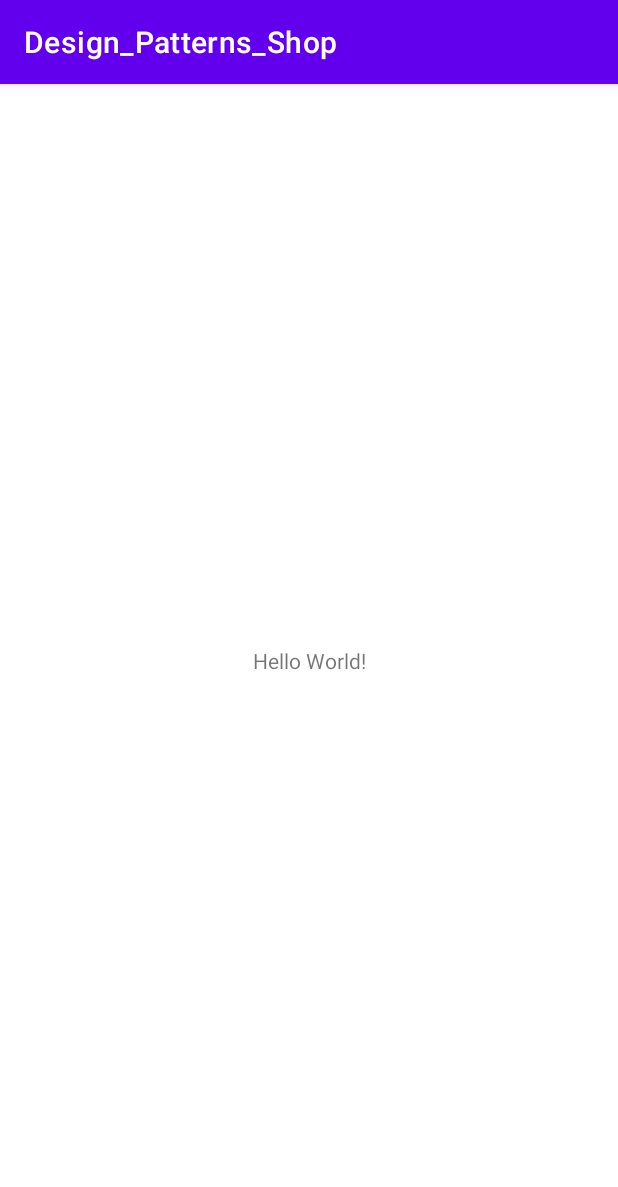
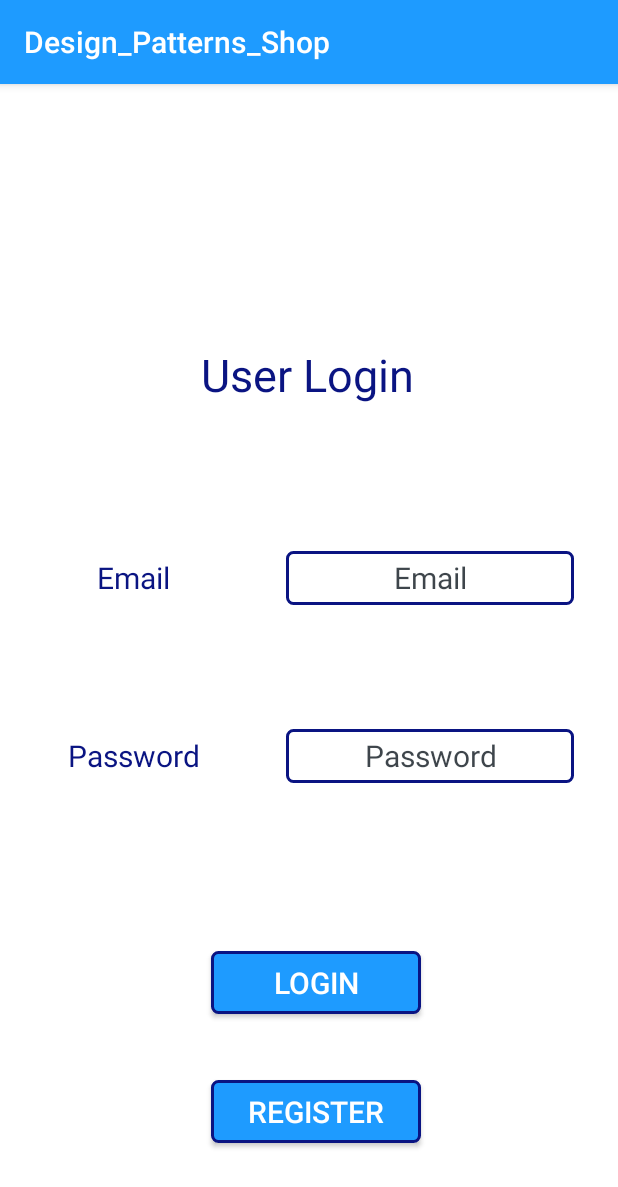
Before and after one commit to eugenemccormack/Design_Patterns_Shop_App, an Android app: the screen it shows after launch (MainActivity), on a phone screen of 412 x 824 dp. Shown: the top 1187 px of the screen. Run offline under Robolectric (Android 15) with nearby library versions, the phone set to English and light mode, and no system bars; our stand-ins replace Firebase (no records; nobody signed in at launch, a user with empty details on screens opened directly).

Commit message:
MVVM Register Working

```diff
--- a/app/src/main/AndroidManifest.xml
+++ b/app/src/main/AndroidManifest.xml
@@ -8,8 +8,8 @@
         android:label="@string/app_name"
         android:roundIcon="@mipmap/ic_launcher_round"
         android:supportsRtl="true"
-        android:theme="@style/Theme.Design_Patterns_Shop">
-        <activity android:name=".MainActivity">
+        android:theme="@style/AppTheme">
+        <activity android:name=".views.MainActivity">
             <intent-filter>
                 <action android:name="android.intent.action.MAIN" />
 
--- /dev/null
+++ b/app/src/main/java/com/example/design_patterns_shop/model/Repo.java
@@ -0,0 +1,64 @@
+package com.example.design_patterns_shop.model;
+
+import android.app.Application;
+import android.widget.Toast;
+
+import androidx.annotation.NonNull;
+import androidx.lifecycle.MutableLiveData;
+
+import com.google.android.gms.tasks.OnCompleteListener;
+import com.google.android.gms.tasks.Task;
+import com.google.firebase.auth.AuthResult;
+import com.google.firebase.auth.FirebaseAuth;
+import com.google.firebase.auth.FirebaseUser;
+
+import java.lang.invoke.MutableCallSite;
+
+public class Repo {
+
+    private Application application;
+
+    private FirebaseAuth firebaseAuth;
+
+    private MutableLiveData<FirebaseUser> userMutableLiveData;
+
+    public Repo(Application application){
+
+        this.application = application;
+
+        firebaseAuth = FirebaseAuth.getInstance();
+
+        userMutableLiveData = new MutableLiveData<>();
+
+    }
+
+    public void register(String email, String password){
+
+        firebaseAuth.createUserWithEmailAndPassword(email, password)
+                .addOnCompleteListener(application.getMainExecutor(), new OnCompleteListener<AuthResult>() {
+                    @Override
+                    public void onComplete(@NonNull Task<AuthResult> task) {
+
+                        if(task.isSuccessful()){
+
+                            userMutableLiveData.postValue(firebaseAuth.getCurrentUser());
+
+                        }
+
+                        else{
+
+                            Toast.makeText(application, "Registration Failed, Try Again" + task.getException().getMessage(), Toast.LENGTH_SHORT).show();
+
+                        }
+
+                    }
+                });
+
+
+
+    }
+
+    public MutableLiveData<FirebaseUser> getUserMutableLiveData() {
+        return userMutableLiveData;
+    }
+}
--- /dev/null
+++ b/app/src/main/java/com/example/design_patterns_shop/view_model/Login_Register_View_Model.java
@@ -0,0 +1,39 @@
+package com.example.design_patterns_shop.view_model;
+
+import android.app.Application;
+
+import androidx.annotation.NonNull;
+import androidx.lifecycle.AndroidViewModel;
+import androidx.lifecycle.MutableLiveData;
+
+import com.example.design_patterns_shop.model.Repo;
+import com.google.firebase.auth.FirebaseUser;
+
+public class Login_Register_View_Model extends AndroidViewModel {
+
+    private Repo repo;
+
+    private MutableLiveData<FirebaseUser> userMutableLiveData;
+
+
+    public Login_Register_View_Model(@NonNull Application application) {
+        super(application);
+
+        repo = new Repo(application);
+
+        userMutableLiveData = repo.getUserMutableLiveData();
+
+
+
+    }
+
+    public void register(String email, String password){
+
+        repo.register(email, password);
+
+    }
+
+    public MutableLiveData<FirebaseUser> getUserMutableLiveData() {
+        return userMutableLiveData;
+    }
+}
--- /dev/null
+++ b/app/src/main/java/com/example/design_patterns_shop/views/Login_Register_Fragment.java
@@ -0,0 +1,80 @@
+package com.example.design_patterns_shop.views;
+
+import android.os.Bundle;
+import android.view.LayoutInflater;
+import android.view.View;
+import android.view.ViewGroup;
+import android.widget.Button;
+import android.widget.EditText;
+import android.widget.Toast;
+
+import androidx.annotation.NonNull;
+import androidx.annotation.Nullable;
+import androidx.fragment.app.Fragment;
+import androidx.lifecycle.Observer;
+import androidx.lifecycle.ViewModelProvider;
+
+import com.example.design_patterns_shop.R;
+import com.example.design_patterns_shop.view_model.Login_Register_View_Model;
+import com.google.firebase.auth.FirebaseUser;
+
+public class Login_Register_Fragment extends Fragment {
+
+    private EditText email_editText_login;
+    private EditText password_editText_login;
+    private Button login_button_login;
+    private Button register_button_login;
+
+    private Login_Register_View_Model login_register_view_model;
+
+    @Override
+    public void onCreate(@Nullable Bundle savedInstanceState) {
+        super.onCreate(savedInstanceState);
+
+        login_register_view_model = new ViewModelProvider(this).get(Login_Register_View_Model.class);
+        login_register_view_model.getUserMutableLiveData().observe(this, new Observer<FirebaseUser>() {
+            @Override
+            public void onChanged(FirebaseUser firebaseUser) {
+
+                if(firebaseUser != null){
+
+                    Toast.makeText(getContext(), "User Successfully Created", Toast.LENGTH_SHORT).show();
+
+                }
+
+            }
+        });
+
+    }
+
+    @Nullable
+    @Override
+    public View onCreateView(@NonNull LayoutInflater inflater, @Nullable ViewGroup container, @Nullable Bundle savedInstanceState) {
+
+        View view = inflater.inflate(R.layout.fragment_login_register, container, false);
+
+        email_editText_login = view.findViewById(R.id.email_editText_login);
+        password_editText_login = view.findViewById(R.id.password_editText_login);
+        login_button_login = view.findViewById(R.id.login_button_login);
+        register_button_login = view.findViewById(R.id.register_button_login);
+
+        register_button_login.setOnClickListener(new View.OnClickListener() {
+            @Override
+            public void onClick(View v) {
+
+                String email = email_editText_login.getText().toString();
+                String password = password_editText_login.getText().toString();
+
+                if(email.length() > 0 && password.length() > 5 ){
+
+                    login_register_view_model.register(email, password);
+
+                }
+
+            }
+        });
+
+
+        return view;
+    }
+}
--- a/app/src/main/java/com/example/design_patterns_shop/MainActivity.java
+++ b/app/src/main/java/com/example/design_patterns_shop/views/MainActivity.java
@@ -1,8 +1,10 @@
-package com.example.design_patterns_shop;
+package com.example.design_patterns_shop.views;
 
 import androidx.appcompat.app.AppCompatActivity;
 
 import android.os.Bundle;
+
+import com.example.design_patterns_shop.R;
 
 public class MainActivity extends AppCompatActivity {
 
--- /dev/null
+++ b/app/src/main/res/drawable/button_border.xml
@@ -0,0 +1,17 @@
+<?xml version="1.0" encoding="utf-8"?>
+<shape xmlns:android="http://schemas.android.com/apk/res/android"
+    android:shape="rectangle">
+
+    <solid
+        android:color="#1E9BFF" >
+    </solid>
+
+    <stroke
+        android:color="#0A1482"
+        android:width="2dp"/>
+
+    <corners
+        android:radius="4dp">
+    </corners>
+
+</shape>
--- /dev/null
+++ b/app/src/main/res/drawable/edittext_border.xml
@@ -0,0 +1,17 @@
+<?xml version="1.0" encoding="utf-8"?>
+<shape xmlns:android="http://schemas.android.com/apk/res/android"
+    android:shape="rectangle">
+
+    <solid
+        android:color="#FFFFFF" >
+    </solid>
+
+    <stroke
+        android:color="#0A1482"
+        android:width="2dp"/>
+
+    <corners
+        android:radius="4dp">
+    </corners>
+
+</shape>
--- a/app/src/main/res/layout/activity_main.xml
+++ b/app/src/main/res/layout/activity_main.xml
@@ -4,12 +4,17 @@
     xmlns:tools="http://schemas.android.com/tools"
     android:layout_width="match_parent"
     android:layout_height="match_parent"
-    tools:context=".MainActivity">
+    tools:context=".views.MainActivity">
 
-    <TextView
-        android:layout_width="wrap_content"
-        android:layout_height="wrap_content"
-        android:text="Hello World!"
+    <fragment
+        android:layout_width="match_parent"
+        android:layout_height="match_parent"
+
+        app:defaultNavHost="true"
+        app:navGraph="@navigation/nav_graph"
+        android:id="@+id/activity_main_navHostFragment"
+        android:name="androidx.navigation.fragment.NavHostFragment"
+
         app:layout_constraintBottom_toBottomOf="parent"
         app:layout_constraintLeft_toLeftOf="parent"
         app:layout_constraintRight_toRightOf="parent"
--- /dev/null
+++ b/app/src/main/res/layout/fragment_login_register.xml
@@ -0,0 +1,146 @@
+<?xml version="1.0" encoding="utf-8"?>
+<androidx.constraintlayout.widget.ConstraintLayout xmlns:android="http://schemas.android.com/apk/res/android"
+    xmlns:app="http://schemas.android.com/apk/res-auto"
+    android:layout_width="match_parent"
+    android:layout_height="match_parent"
+    xmlns:tools="http://schemas.android.com/tools"
+    android:orientation="vertical"
+    android:background="@color/white"
+    tools:context="views.Login_Register_Fragment">
+
+
+    <TextView
+        android:id="@+id/login_textView_login"
+        android:layout_width="210dp"
+        android:layout_height="60dp"
+        android:gravity="center"
+        android:text="User Login"
+        android:textColor="#0A1482"
+        android:textSize="30dp"
+        app:layout_constraintBottom_toTopOf="@+id/email_editText_login"
+        app:layout_constraintEnd_toEndOf="@+id/email_editText_login"
+        app:layout_constraintHorizontal_bias="0.462"
+        app:layout_constraintLeft_toLeftOf="parent"
+        app:layout_constraintRight_toRightOf="parent"
+        app:layout_constraintStart_toStartOf="@+id/email_textView_register"
+        app:layout_constraintTop_toTopOf="parent"
+        app:layout_constraintVertical_bias="0.652" />
+
+    <EditText
+        android:id="@+id/email_editText_login"
+        android:layout_width="192dp"
+        android:layout_height="36dp"
+        android:background="@drawable/edittext_border"
+        android:gravity="center"
+        android:hint="Email"
+        android:inputType="textEmailAddress"
+        android:textAlignment="center"
+        android:textColor="#0A1482"
+        android:textColorHint="#CE101920"
+        android:textSize="20dp"
+        app:layout_constraintBottom_toBottomOf="parent"
+        app:layout_constraintEnd_toEndOf="parent"
+        app:layout_constraintHorizontal_bias="0.637"
+        app:layout_constraintLeft_toLeftOf="parent"
+        app:layout_constraintRight_toRightOf="parent"
+        app:layout_constraintStart_toEndOf="@+id/email_textView_register"
+        app:layout_constraintTop_toTopOf="parent"
+        app:layout_constraintVertical_bias="0.425" />
+
+    <TextView
+        android:id="@+id/password_textView_register"
+        android:layout_width="101dp"
+        android:layout_height="36dp"
+        android:gravity="center"
+        android:text="Password"
+        android:textColor="#0A1482"
+        android:textSize="20dp"
+        app:layout_constraintBottom_toBottomOf="parent"
+        app:layout_constraintEnd_toEndOf="@+id/email_textView_register"
+        app:layout_constraintHorizontal_bias="0.0"
+        app:layout_constraintLeft_toLeftOf="parent"
+        app:layout_constraintStart_toStartOf="@+id/email_textView_register"
+        app:layout_constraintTop_toTopOf="parent"
+        app:layout_constraintVertical_bias="0.587" />
+
+    <!--    <TextView
+        android:id="@+id/not_signed_up"
+        android:layout_width="wrap_content"
+        android:layout_height="wrap_content"
+        android:text="Not Signed Up?"
+        android:textColor="#0A1482"
+        android:textSize="18dp"
+        app:layout_constraintBottom_toBottomOf="parent"
+        app:layout_constraintEnd_toEndOf="@+id/login_button_login"
+        app:layout_constraintStart_toStartOf="@+id/login_button_login"
+        app:layout_constraintTop_toTopOf="parent"
+        app:layout_constraintVertical_bias="0.94" />-->
+
+    <Button
+        android:id="@+id/login_button_login"
+        android:layout_width="140dp"
+        android:layout_height="42dp"
+        android:background="@drawable/button_border"
+        android:gravity="center"
+        android:text="Login"
+        android:textColor="#FFFFFF"
+        android:textSize="20dp"
+        app:layout_constraintBottom_toBottomOf="parent"
+        app:layout_constraintEnd_toEndOf="@+id/password_editText_login"
+        app:layout_constraintStart_toStartOf="@+id/password_textView_register"
+        app:layout_constraintTop_toBottomOf="@+id/password_editText_login"
+        app:layout_constraintVertical_bias="0.43" />
+
+    <Button
+        android:id="@+id/register_button_login"
+        android:layout_width="140dp"
+        android:layout_height="42dp"
+        android:layout_marginTop="29dp"
+        android:background="@drawable/button_border"
+        android:gravity="center"
+        android:text="Register"
+        android:textColor="#FFFFFF"
+        android:textSize="20dp"
+        app:layout_constraintBottom_toBottomOf="parent"
+        app:layout_constraintEnd_toEndOf="@+id/login_button_login"
+        app:layout_constraintHorizontal_bias="1.0"
+        app:layout_constraintStart_toStartOf="@+id/login_button_login"
+        app:layout_constraintTop_toTopOf="parent"
+        app:layout_constraintVertical_bias="0.911" />
+
+    <TextView
+        android:id="@+id/email_textView_register"
+        android:layout_width="101dp"
+        android:layout_height="36dp"
+        android:gravity="center"
+        android:text="Email"
+        android:textColor="#0A1482"
+        android:textSize="20dp"
+        app:layout_constraintBottom_toBottomOf="@+id/email_editText_login"
+        app:layout_constraintHorizontal_bias="0.122"
+        app:layout_constraintLeft_toLeftOf="parent"
+        app:layout_constraintRight_toRightOf="parent"
+        app:layout_constraintTop_toTopOf="@+id/email_editText_login"
+        app:layout_constraintVertical_bias="1.0" />
+
+    <EditText
+        android:id="@+id/password_editText_login"
+        android:layout_width="192dp"
+        android:layout_height="36dp"
+        android:background="@drawable/edittext_border"
+        android:gravity="center"
+        android:hint="Password"
+        android:inputType="textPassword"
+        android:textAlignment="center"
+        android:textColor="#0A1482"
+        android:textColorHint="#CE101920"
+        android:textSize="20dp"
+        app:layout_constraintBottom_toBottomOf="@+id/password_textView_register"
+        app:layout_constraintEnd_toEndOf="@+id/email_editText_login"
+        app:layout_constraintHorizontal_bias="0.0"
+        app:layout_constraintLeft_toLeftOf="parent"
+        app:layout_constraintRight_toRightOf="parent"
+        app:layout_constraintStart_toStartOf="@+id/email_editText_login"
+        app:layout_constraintTop_toTopOf="@+id/password_textView_register"
+        app:layout_constraintVertical_bias="0.0" />
+</androidx.constraintlayout.widget.ConstraintLayout>
--- /dev/null
+++ b/app/src/main/res/navigation/nav_graph.xml
@@ -0,0 +1,10 @@
+<?xml version="1.0" encoding="utf-8"?>
+<navigation xmlns:android="http://schemas.android.com/apk/res/android"
+    xmlns:app="http://schemas.android.com/apk/res-auto" android:id="@+id/nav_graph"
+    app:startDestination="@id/login_Register_Fragment">
+
+    <fragment
+        android:id="@+id/login_Register_Fragment"
+        android:name="com.example.design_patterns_shop.views.Login_Register_Fragment"
+        android:label="Login_Register_Fragment" />
+</navigation>
--- a/app/src/main/res/values-night/themes.xml
+++ b/app/src/main/res/values-night/themes.xml
@@ -1,16 +1,16 @@
 <resources xmlns:tools="http://schemas.android.com/tools">
-    <!-- Base application theme. -->
-    <style name="Theme.Design_Patterns_Shop" parent="Theme.MaterialComponents.DayNight.DarkActionBar">
-        <!-- Primary brand color. -->
+    <!--    &lt;!&ndash; Base application theme. &ndash;&gt;
+        <style name="Theme.User_Collect_My_Car" parent="Theme.MaterialComponents.DayNight.DarkActionBar">
+            &lt;!&ndash; Primary brand color. &ndash;&gt;
             <item name="colorPrimary">@color/purple_200</item>
             <item name="colorPrimaryVariant">@color/purple_700</item>
             <item name="colorOnPrimary">@color/black</item>
-        <!-- Secondary brand color. -->
+            &lt;!&ndash; Secondary brand color. &ndash;&gt;
             <item name="colorSecondary">@color/teal_200</item>
             <item name="colorSecondaryVariant">@color/teal_200</item>
             <item name="colorOnSecondary">@color/black</item>
-        <!-- Status bar color. -->
+            &lt;!&ndash; Status bar color. &ndash;&gt;
             <item name="android:statusBarColor" tools:targetApi="l">?attr/colorPrimaryVariant</item>
-        <!-- Customize your theme here. -->
-    </style>
+            &lt;!&ndash; Customize your theme here. &ndash;&gt;
+        </style>-->
 </resources>
--- a/app/src/main/res/values/colors.xml
+++ b/app/src/main/res/values/colors.xml
@@ -7,4 +7,18 @@
     <color name="teal_700">#FF018786</color>
     <color name="black">#FF000000</color>
     <color name="white">#FFFFFFFF</color>
+
+    <color name="colorPrimary">#F2AA4C</color>
+    <color name="colorPrimaryDark">#F2AA4C</color>
+    <color name="colorAccent">#000000</color>
+    <color name="colorForText">#03DAC5</color>
+    <color name="colorForResult">#6200EE</color>
+    <color name="red">#D80E0E</color>
+    <color name="blue">#2F2AD1</color>
+    <color name="lightOrange">#97F3D97D</color>
+    <color name="dark_Blue">#0A1482</color>
+    <color name="light_Blue">#1E9BFF</color>050507
+    <color name="blueInk">#050507</color>
+
+
 </resources>
--- /dev/null
+++ b/app/src/main/res/values/styles.xml
@@ -0,0 +1,14 @@
+<?xml version="1.0" encoding="utf-8"?>
+<resources>
+    <!-- Base application theme. -->
+    <style name="AppTheme" parent="Theme.AppCompat.Light.DarkActionBar">
+        <!-- Customize your theme here. -->
+        <item name="colorPrimaryDark">@color/dark_Blue</item>
+        <item name="colorPrimary">@color/light_Blue</item>
+        <item name="colorAccent">@color/colorAccent</item>
+
+
+    </style>
+
+
+</resources>
--- a/app/src/main/res/values/themes.xml
+++ b/app/src/main/res/values/themes.xml
@@ -1,16 +1,25 @@
 <resources xmlns:tools="http://schemas.android.com/tools">
-    <!-- Base application theme. -->
-    <style name="Theme.Design_Patterns_Shop" parent="Theme.MaterialComponents.DayNight.DarkActionBar">
-        <!-- Primary brand color. -->
+    <!--    &lt;!&ndash; Base application theme. &ndash;&gt;
+    <style name="Theme.User_Collect_My_Car" parent="Theme.MaterialComponents.DayNight.DarkActionBar">
+        &lt;!&ndash; Primary brand color. &ndash;&gt;
         <item name="colorPrimary">@color/purple_500</item>
         <item name="colorPrimaryVariant">@color/purple_700</item>
         <item name="colorOnPrimary">@color/white</item>
-        <!-- Secondary brand color. -->
+        &lt;!&ndash; Secondary brand color. &ndash;&gt;
         <item name="colorSecondary">@color/teal_200</item>
         <item name="colorSecondaryVariant">@color/teal_700</item>
         <item name="colorOnSecondary">@color/black</item>
-        <!-- Status bar color. -->
+        &lt;!&ndash; Status bar color. &ndash;&gt;
         <item name="android:statusBarColor" tools:targetApi="l">?attr/colorPrimaryVariant</item>
-        <!-- Customize your theme here. -->
+        &lt;!&ndash; Customize your theme here. &ndash;&gt;
+    </style>-->
+
+    <style name="AppTheme.NoActionBar">
+        <item name="windowActionBar">false</item>
+        <item name="windowNoTitle">true</item>
     </style>
+
+    <style name="AppTheme.AppBarOverlay" parent="ThemeOverlay.AppCompat.Dark.ActionBar" />
+
+    <style name="AppTheme.PopupOverlay" parent="ThemeOverlay.AppCompat.Light" />
 </resources>
--- a/build.gradle
+++ b/build.gradle
@@ -6,6 +6,7 @@ buildscript {
     }
     dependencies {
         classpath "com.android.tools.build:gradle:4.1.2"
+        classpath 'com.google.gms:google-services:4.3.5'
 
         // NOTE: Do not place your application dependencies here; they belong
         // in the individual module build.gradle files
```
Also changed, not shown: app/build.gradle (+12 -0 lines), 1 other file. Lines whose indentation alone changed are shown as unchanged.
